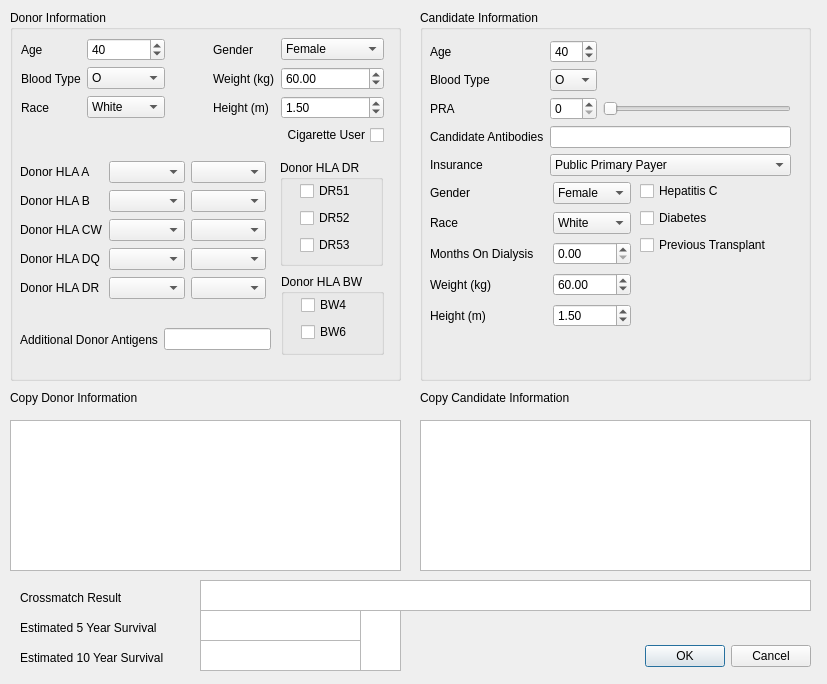
This is KPD GUI/DialogSurvivalCalculator.ui in mathieubray/KPDGUI as Qt 5 draws it before an edit. The edited form follows.
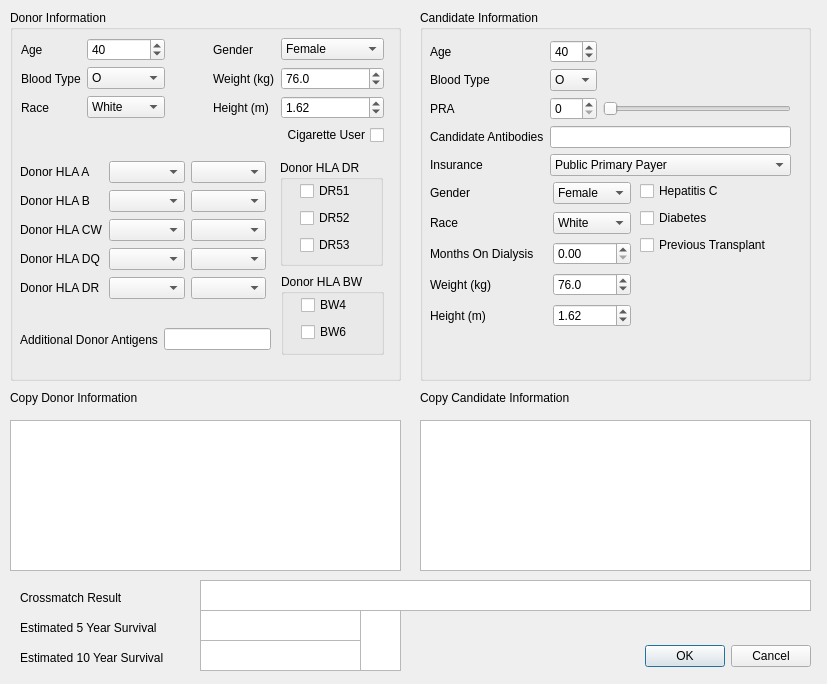
This is the edited form.

```diff
--- a/KPD GUI/DialogSurvivalCalculator.ui
+++ b/KPD GUI/DialogSurvivalCalculator.ui
@@ -269,11 +269,17 @@
      </item>
      <item row="1" column="4">
       <widget class="QDoubleSpinBox" name="donorWeightSpinBox">
+       <property name="decimals">
+        <number>1</number>
+       </property>
+       <property name="minimum">
+        <double>20.000000000000000</double>
+       </property>
        <property name="maximum">
-        <double>400.000000000000000</double>
+        <double>200.000000000000000</double>
        </property>
        <property name="value">
-        <double>60.000000000000000</double>
+        <double>76.000000000000000</double>
        </property>
       </widget>
      </item>
@@ -328,16 +334,6 @@
        </property>
       </widget>
      </item>
-     <item row="2" column="4">
-      <widget class="QDoubleSpinBox" name="donorHeightSpinBox">
-       <property name="maximum">
-        <double>3.000000000000000</double>
-       </property>
-       <property name="value">
-        <double>1.500000000000000</double>
-       </property>
-      </widget>
-     </item>
      <item row="3" column="4">
       <widget class="QCheckBox" name="donorCigaretteCheckBox">
        <property name="layoutDirection">
@@ -348,6 +344,22 @@
        </property>
       </widget>
      </item>
+     <item row="2" column="4">
+      <widget class="QDoubleSpinBox" name="donorHeightSpinBox">
+       <property name="minimum">
+        <double>0.500000000000000</double>
+       </property>
+       <property name="maximum">
+        <double>3.000000000000000</double>
+       </property>
+       <property name="singleStep">
+        <double>0.050000000000000</double>
+       </property>
+       <property name="value">
+        <double>1.620000000000000</double>
+       </property>
+      </widget>
+     </item>
     </layout>
    </widget>
    <widget class="QGroupBox" name="donorHLABWLayout">
@@ -739,23 +751,35 @@
        </property>
       </widget>
      </item>
-     <item row="4" column="2">
-      <widget class="QDoubleSpinBox" name="candidateHeightSpinBox">
-       <property name="maximum">
-        <double>3.000000000000000</double>
-       </property>
-       <property name="value">
-        <double>1.500000000000000</double>
-       </property>
-      </widget>
-     </item>
      <item row="3" column="2">
       <widget class="QDoubleSpinBox" name="candidateWeightSpinBox">
+       <property name="decimals">
+        <number>1</number>
+       </property>
+       <property name="minimum">
+        <double>20.000000000000000</double>
+       </property>
        <property name="maximum">
-        <double>400.000000000000000</double>
+        <double>200.000000000000000</double>
        </property>
        <property name="value">
-        <double>60.000000000000000</double>
+        <double>76.000000000000000</double>
+       </property>
+      </widget>
+     </item>
+     <item row="4" column="2">
+      <widget class="QDoubleSpinBox" name="candidateHeightSpinBox">
+       <property name="minimum">
+        <double>0.500000000000000</double>
+       </property>
+       <property name="maximum">
+        <double>3.000000000000000</double>
+       </property>
+       <property name="singleStep">
+        <double>0.050000000000000</double>
+       </property>
+       <property name="value">
+        <double>1.620000000000000</double>
        </property>
       </widget>
      </item>
```
Left out of the diff: 34 changed lines with no effect on the pictures.
